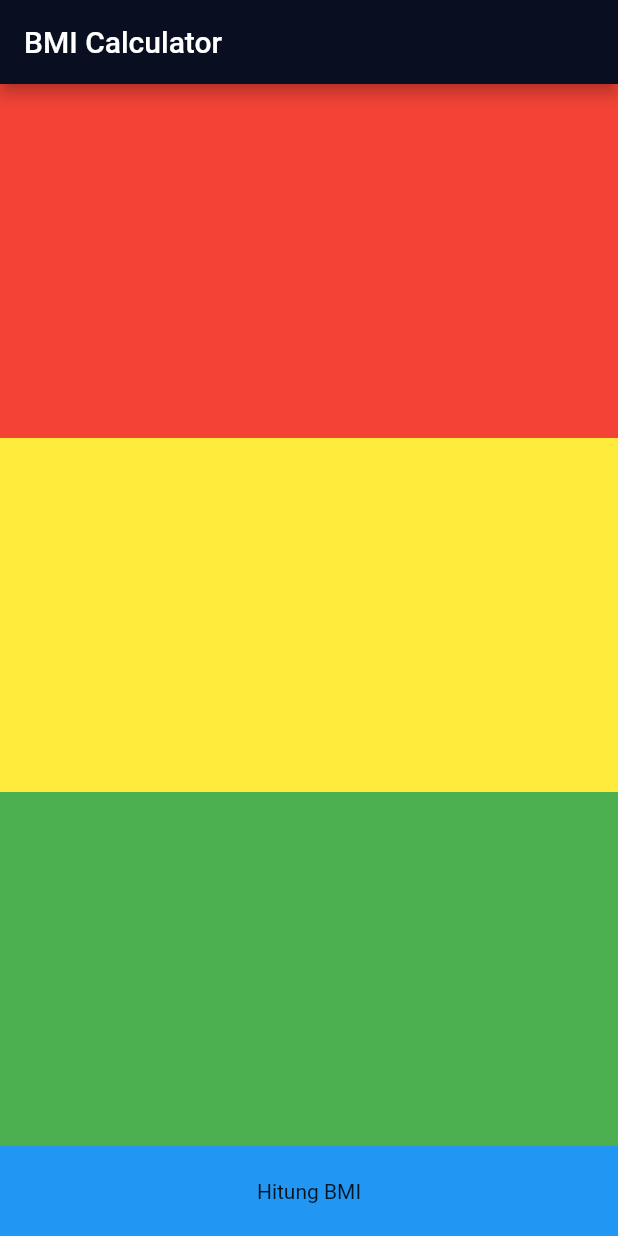
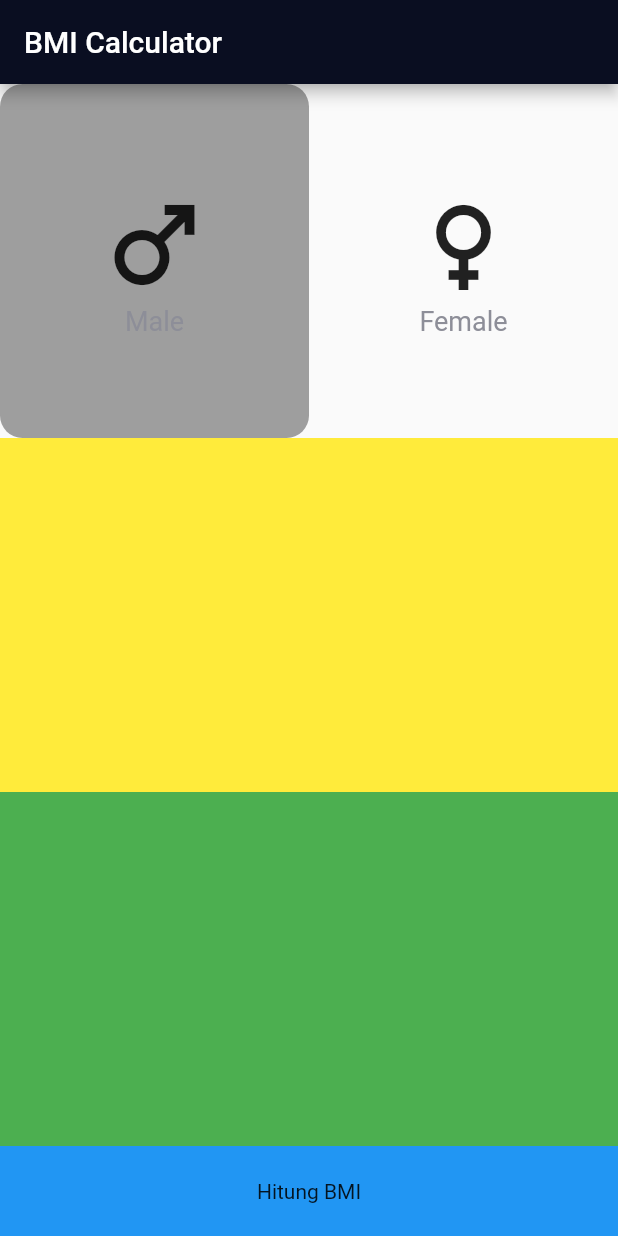
Before and after one commit to hamamulwidya/bmi, a Flutter app: the screen it shows after launch, on a phone screen of 412 x 824 dp. Run offline on Flutter 3.47's test engine with Material 2 defaults, Android fonts, the phone set to English and light mode, and no system bars.

Commit message:
car gender

```diff
--- a/lib/bmi_data_screen.dart
+++ b/lib/bmi_data_screen.dart
@@ -1,14 +1,14 @@
 import 'package:bmi/bmi_result_screen.dart';
 import 'package:flutter/material.dart';
 
-class BmiDataScree extends StatefulWidget {
-  const BmiDataScree({Key? key}) : super(key: key);
+class BmiDataScreen extends StatefulWidget {
+  const BmiDataScreen({Key? key}) : super(key: key);
 
   @override
-  State<BmiDataScree> createState() => _BmiDataScreeState();
+  State<BmiDataScreen> createState() => _BmiDataScreenState();
 }
 
-class _BmiDataScreeState extends State<BmiDataScree> {
+class _BmiDataScreenState extends State<BmiDataScreen> {
   @override
   Widget build(BuildContext context) {
     return Scaffold(
@@ -18,9 +18,56 @@ class _BmiDataScreeState extends State<BmiDataScree> {
       body: Column(
         children: [
           Expanded(
-              child: Container(
-            color: Colors.red,
-          )),
+            child: Container(
+              child: Row(
+                children: [
+                  Expanded(
+                    child: Container(
+
+                      decoration: BoxDecoration(
+                        color: Colors.grey,
+                        borderRadius: BorderRadius.circular(15),
+                      ),
+                      child: Column(
+                        mainAxisAlignment: MainAxisAlignment.center,
+                        children: const [
+                          Icon(
+                            Icons.male,
+                            size: 80,
+                          ),
+                          Text(
+                            "Male",
+                            style: TextStyle(
+                              fontSize: 18,
+                              color: Color(0xff8d8e98),
+                            ),
+                          ),
+                        ],
+                      ),
+                    ),
+                  ),
+                  Expanded(
+                    child: Column(
+                      mainAxisAlignment: MainAxisAlignment.center,
+                      children: const [
+                        Icon(
+                          Icons.female,
+                          size: 80,
+                        ),
+                        Text(
+                          "Female",
+                          style: TextStyle(
+                            fontSize: 18,
+                            color: Color(0xff8d8e98),
+                          ),
+                        ),
+                      ],
+                    ),
+                  ),
+                ],
+              ),
+            ),
+          ),
           Expanded(
               child: Container(
             color: Colors.yellow,
--- a/lib/main.dart
+++ b/lib/main.dart
@@ -16,8 +16,7 @@ class MyApp extends StatelessWidget {
         theme: ThemeData(
           appBarTheme: AppBarTheme(
               // #0A0E21
-          backgroundColor: Color(0xff0a0e21)
-         ),
+              backgroundColor: Color(0xff0a0e21)),
           // This is the theme of your application.
           //
           // Try running your application with "flutter run". You'll see the
@@ -29,7 +28,6 @@ class MyApp extends StatelessWidget {
           // is not restarted.
           primarySwatch: Colors.blue,
         ),
-      home: BmiDataScree()
-    );
+        home: BmiDataScreen());
   }
 }
```
Lines whose indentation alone changed are shown as unchanged.
